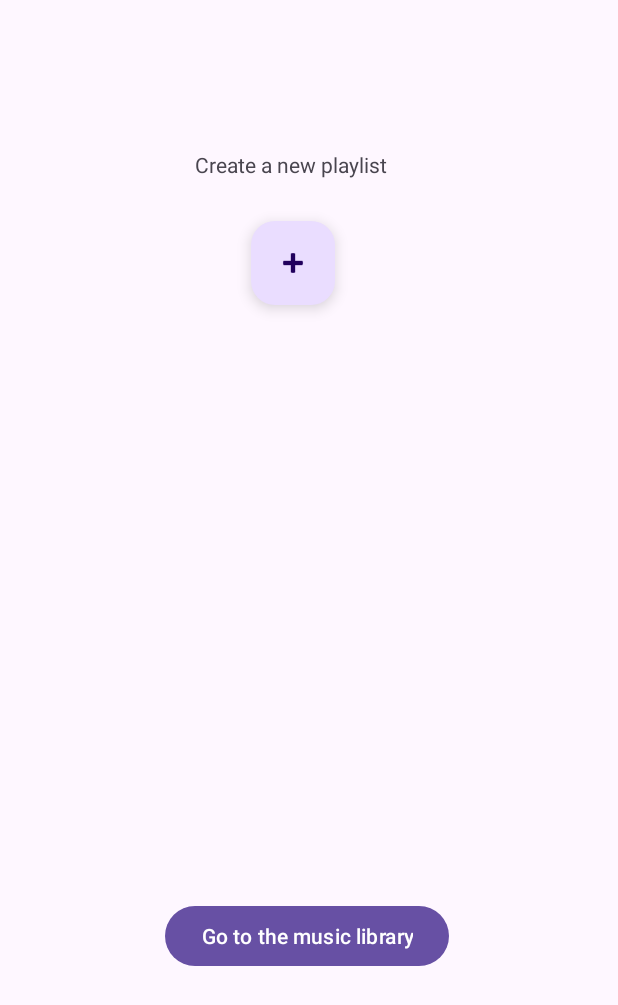
After one commit to GerXY-code/progtech-project, an Android app: the LandingPageActivity screen opened directly, with no data from a screen before it, on a phone screen of 412 x 824 dp. The commit adds this screen. Shown: the top 1005 px of the screen. Run offline under Robolectric (Android 15) with nearby library versions, the phone set to English and light mode, and no system bars.

Commit message:
Implemented add new playlist
I have created an xml layout for a landing page. After a successfull login, the user will land on this page, and he can choose, if he create a new playlist, or go to the music library.

Also, i have created the background logic of create a new playlist, BUT, we have to improve it, to put a record to the user_playlist connection table, with the current playlistID and the current userID

```diff
--- a/SourceCode/app/src/main/AndroidManifest.xml
+++ b/SourceCode/app/src/main/AndroidManifest.xml
@@ -31,6 +31,9 @@
         <activity android:name=".HomePageActivity"
             android:exported="true">
         </activity>
+        <activity android:name=".LandingPageActivity"
+            android:exported="true">
+        </activity>
     </application>
 
 </manifest>
--- a/SourceCode/app/src/main/java/com/example/spotifly/Command.java
+++ b/SourceCode/app/src/main/java/com/example/spotifly/Command.java
@@ -1,5 +1,7 @@
 package com.example.spotifly;
 
+import java.util.concurrent.ExecutionException;
+
 public interface Command {
-    void call();
+    void call() throws ExecutionException, InterruptedException;
 }
--- a/SourceCode/app/src/main/java/com/example/spotifly/CurrentUser.java
+++ b/SourceCode/app/src/main/java/com/example/spotifly/CurrentUser.java
@@ -14,6 +14,7 @@ public class CurrentUser extends UserBase{
        setEmail    = email;
        setPassword    = password;
    }
+
 
     @Override
     public String getUserName(){
--- /dev/null
+++ b/SourceCode/app/src/main/java/com/example/spotifly/LandingPageActivity.java
@@ -0,0 +1,83 @@
+package com.example.spotifly;
+
+import android.content.Intent;
+import android.os.Bundle;
+import android.view.View;
+import android.widget.Button;
+import android.widget.EditText;
+
+import androidx.appcompat.app.AppCompatActivity;
+
+import com.google.android.material.floatingactionbutton.FloatingActionButton;
+
+import java.util.concurrent.ExecutionException;
+
+public class LandingPageActivity extends AppCompatActivity {
+
+    Button to_music_library_btn,finalize_playlist_creation;
+    FloatingActionButton get_playlist_view_btn;
+
+    EditText playlist_name_editor;
+
+    View add_playlist_view;
+
+    String playlistName = "", musicName;
+
+
+    @Override
+    protected void onCreate(Bundle savedInstanceState) {
+        super.onCreate(savedInstanceState);
+        setContentView(R.layout.landing_page);
+        to_music_library_btn = (Button)findViewById(R.id.to_musics_btn);
+        get_playlist_view_btn = (FloatingActionButton)findViewById(R.id.get_playlist_view_btn);
+        finalize_playlist_creation = (Button)findViewById(R.id.finalize_playlist_btn);
+        add_playlist_view = (View)findViewById(R.id.add_playlist_view);
+        finalize_playlist_creation.setVisibility(View.INVISIBLE);
+        add_playlist_view.setVisibility(View.INVISIBLE);
+        goToTheMusicLibrary();
+        getPlaylistView();
+        finalizePlaylistCreation();
+
+    }
+
+    public void goToTheMusicLibrary(){
+
+        to_music_library_btn.setOnClickListener(new View.OnClickListener() {
+            @Override
+            public void onClick(View v) {
+                startActivity(new Intent(LandingPageActivity.this, HomePageActivity.class));
+
+            }
+        });
+    }
+    public void getPlaylistView(){
+        playlist_name_editor = (EditText) findViewById(R.id.playlist_name_input);
+        playlist_name_editor.setVisibility(View.INVISIBLE);
+        get_playlist_view_btn.setOnClickListener(new View.OnClickListener() {
+            @Override
+            public void onClick(View v) {
+                playlist_name_editor.setVisibility(View.VISIBLE);
+                finalize_playlist_creation.setVisibility(View.VISIBLE);
+                get_playlist_view_btn.setVisibility(View.INVISIBLE);
+
+            }
+        });
+    }
+    public void finalizePlaylistCreation(){
+        finalize_playlist_creation.setOnClickListener(new View.OnClickListener() {
+            @Override
+            public void onClick(View v) {
+                playlistName = playlist_name_editor.getText().toString();
+                Playlist p = new Playlist();
+                PlaylistCommand createPlaylsit = new PlaylistCommand(p,PlaylistAction.CreatePlaylist,musicName, playlistName);
+                try {
+                    createPlaylsit.call();
+                } catch (ExecutionException e) {
+                    throw new RuntimeException(e);
+                } catch (InterruptedException e) {
+                    throw new RuntimeException(e);
+                }
+            }
+        });
+    }
+}
--- a/SourceCode/app/src/main/java/com/example/spotifly/MainActivity.java
+++ b/SourceCode/app/src/main/java/com/example/spotifly/MainActivity.java
@@ -62,7 +62,7 @@ public class MainActivity extends AppCompatActivity {
                 try {
                     Boolean result = task.execute().get();
                     if (result){
-                        startActivity(new Intent(MainActivity.this, HomePageActivity.class));
+                        startActivity(new Intent(MainActivity.this, LandingPageActivity.class));
                     }
                 } catch (ExecutionException e) {
                     throw new RuntimeException(e);
--- /dev/null
+++ b/SourceCode/app/src/main/res/layout/landing_page.xml
@@ -0,0 +1,69 @@
+<?xml version="1.0" encoding="utf-8"?>
+<androidx.constraintlayout.widget.ConstraintLayout xmlns:android="http://schemas.android.com/apk/res/android"
+    xmlns:app="http://schemas.android.com/apk/res-auto"
+    xmlns:tools="http://schemas.android.com/tools"
+    android:layout_width="match_parent"
+    android:layout_height="match_parent">
+
+    <Button
+        android:id="@+id/to_musics_btn"
+        android:layout_width="wrap_content"
+        android:layout_height="wrap_content"
+        android:layout_marginStart="110dp"
+        android:layout_marginTop="600dp"
+        android:text="Go to the music library"
+        app:layout_constraintStart_toStartOf="parent"
+        app:layout_constraintTop_toTopOf="parent" />
+
+    <com.google.android.material.floatingactionbutton.FloatingActionButton
+        android:id="@+id/get_playlist_view_btn"
+        android:layout_width="wrap_content"
+        android:layout_height="wrap_content"
+        android:layout_marginStart="167dp"
+        android:layout_marginTop="147dp"
+        android:clickable="true"
+        app:layout_constraintStart_toStartOf="parent"
+        app:layout_constraintTop_toTopOf="parent"
+        app:srcCompat="@android:drawable/ic_input_add" />
+
+    <TextView
+        android:id="@+id/new_playlist_txt"
+        android:layout_width="wrap_content"
+        android:layout_height="wrap_content"
+        android:layout_marginStart="130dp"
+        android:layout_marginTop="100dp"
+        android:text="Create a new playlist"
+        app:layout_constraintStart_toStartOf="parent"
+        app:layout_constraintTop_toTopOf="parent" />
+
+    <View
+        android:id="@+id/add_playlist_view"
+        android:layout_width="wrap_content"
+        android:layout_height="300dp"
+        android:layout_marginTop="215dp"
+        app:layout_constraintStart_toStartOf="parent"
+        app:layout_constraintTop_toTopOf="parent" />
+
+    <Button
+        android:id="@+id/finalize_playlist_btn"
+        android:layout_width="wrap_content"
+        android:layout_height="wrap_content"
+        android:layout_marginStart="150dp"
+        android:layout_marginTop="370dp"
+        android:text="Create"
+        app:layout_constraintStart_toStartOf="parent"
+        app:layout_constraintTop_toTopOf="parent" />
+
+    <EditText
+        android:id="@+id/playlist_name_input"
+        android:layout_width="wrap_content"
+        android:layout_height="wrap_content"
+        android:layout_marginStart="100dp"
+        android:layout_marginTop="270dp"
+        android:ems="10"
+        android:hint="Name your playlist..."
+        android:inputType="text"
+        app:layout_constraintStart_toStartOf="parent"
+        app:layout_constraintTop_toTopOf="parent" />
+
+</androidx.constraintlayout.widget.ConstraintLayout>
```
Also changed, not shown: SourceCode/app/src/main/java/com/example/spotifly/CreatePlaylistAsync.java (added, +47 -0 lines), SourceCode/app/src/main/java/com/example/spotifly/HomePageActivity.java (+4 -4 lines), SourceCode/app/src/main/java/com/example/spotifly/Playlist.java (+12 -0 lines), SourceCode/app/src/main/java/com/example/spotifly/PlaylistCommand.java (+12 -3 lines).
